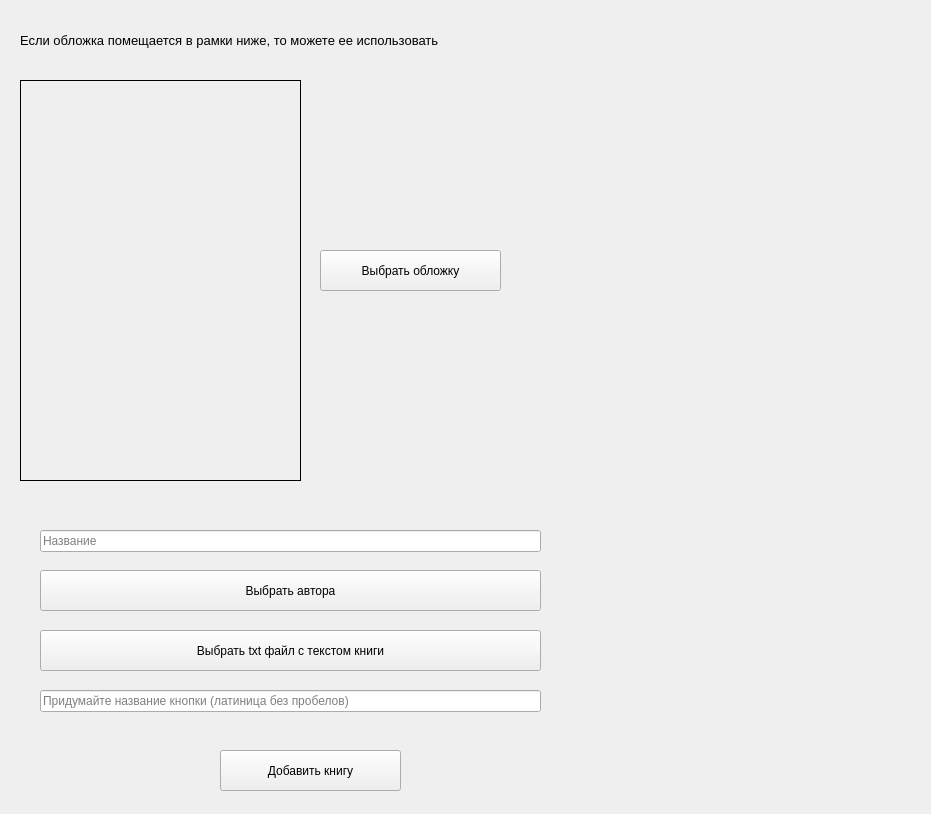
First picture: the form in UIs/AddBook.ui, repository Cheshuyka/BookFoU, before the edit.
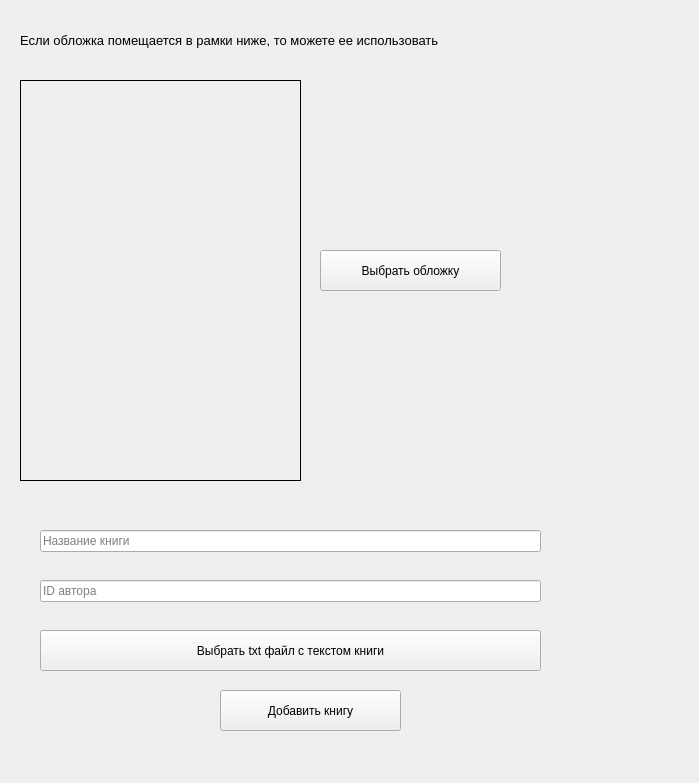
Second picture: the form after the edit.

What changed in the file:
```diff
--- a/UIs/AddBook.ui
+++ b/UIs/AddBook.ui
@@ -6,8 +6,8 @@
    <rect>
     <x>0</x>
     <y>0</y>
-    <width>931</width>
-    <height>814</height>
+    <width>699</width>
+    <height>783</height>
    </rect>
   </property>
   <property name="windowTitle">
@@ -64,7 +64,7 @@
    <property name="geometry">
     <rect>
      <x>220</x>
-     <y>750</y>
+     <y>690</y>
      <width>181</width>
      <height>41</height>
     </rect>
@@ -86,23 +86,7 @@
     <string/>
    </property>
    <property name="placeholderText">
-    <string>Название</string>
-   </property>
-  </widget>
-  <widget class="QLineEdit" name="btnNameEdit">
-   <property name="geometry">
-    <rect>
-     <x>40</x>
-     <y>690</y>
-     <width>501</width>
-     <height>22</height>
-    </rect>
-   </property>
-   <property name="text">
-    <string/>
-   </property>
-   <property name="placeholderText">
-    <string>Придумайте название кнопки (латиница без пробелов)</string>
+    <string>Название книги</string>
    </property>
   </widget>
   <widget class="QPushButton" name="chooseText_btn">
@@ -118,17 +102,20 @@
     <string>Выбрать txt файл с текстом книги</string>
    </property>
   </widget>
-  <widget class="QPushButton" name="chooseAuthor_btn_">
+  <widget class="QLineEdit" name="authorEdit">
    <property name="geometry">
     <rect>
      <x>40</x>
-     <y>570</y>
+     <y>580</y>
      <width>501</width>
-     <height>41</height>
+     <height>22</height>
     </rect>
    </property>
    <property name="text">
-    <string>Выбрать автора</string>
+    <string/>
+   </property>
+   <property name="placeholderText">
+    <string>ID автора</string>
    </property>
   </widget>
  </widget>
```
